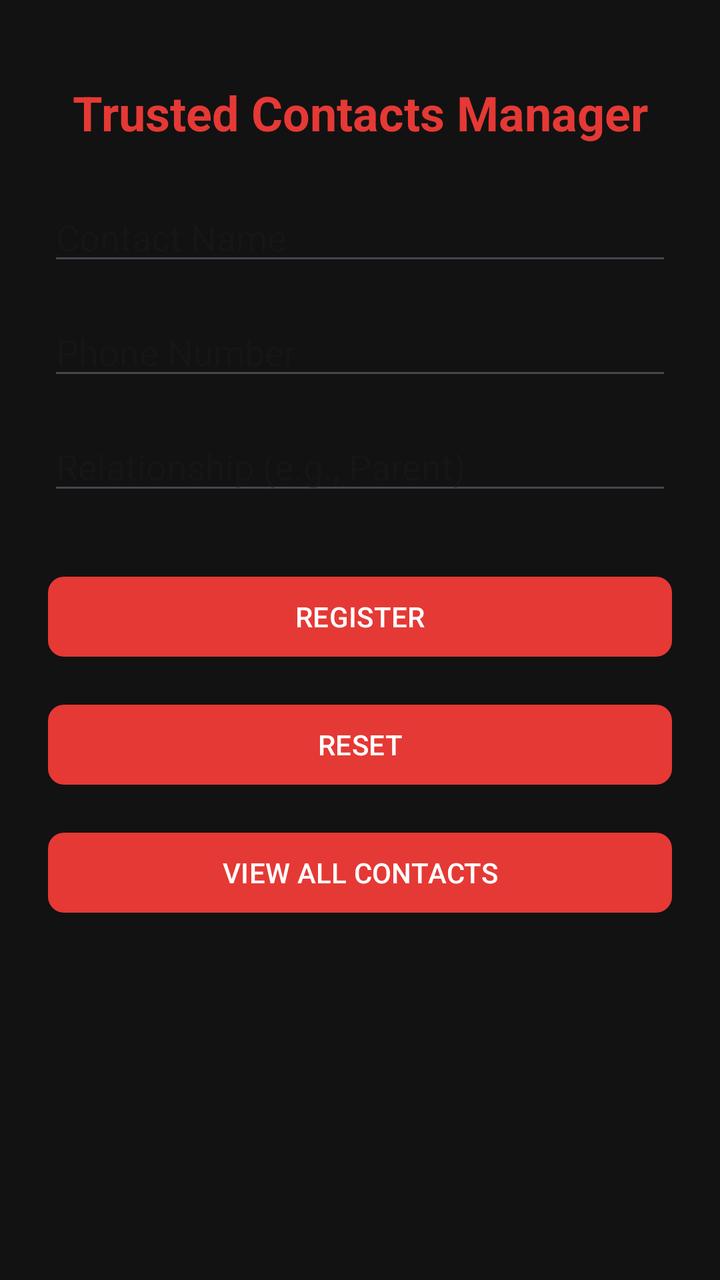
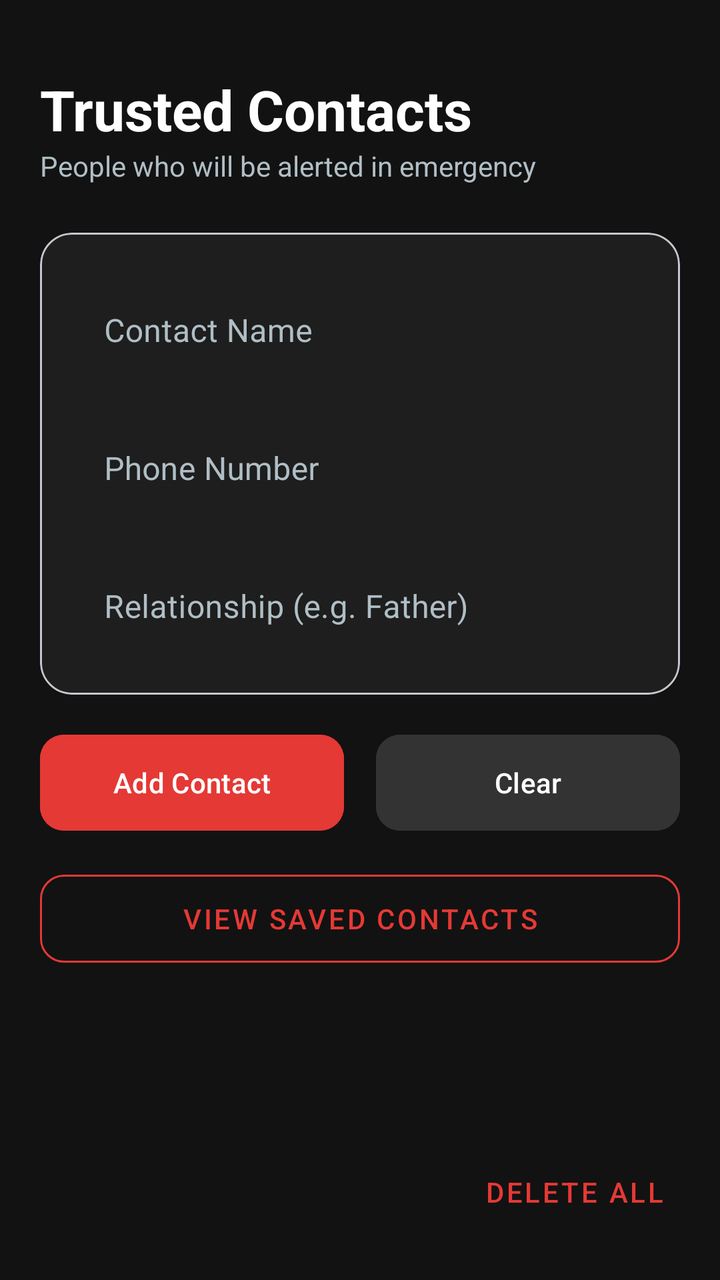

Before-and-after screenshots of an Android layout around one commit, followed by the original layout XML and the change that was made.
<!-- AndroidManifest.xml: application theme Theme.SosApp -->
<!-- res/layout/activity_trusted_contacts.xml -->
<?xml version="1.0" encoding="utf-8"?>
<androidx.constraintlayout.widget.ConstraintLayout xmlns:android="http://schemas.android.com/apk/res/android"
    xmlns:app="http://schemas.android.com/apk/res-auto"
    android:layout_width="match_parent"
    android:layout_height="match_parent"
    android:padding="24dp">

    <TextView
        android:id="@+id/tvContactsTitle"
        android:layout_width="wrap_content"
        android:layout_height="wrap_content"
        android:text="Trusted Contacts Manager"
        android:textSize="24sp"
        android:textStyle="bold"
        android:textColor="@color/primary"
        app:layout_constraintTop_toTopOf="parent"
        app:layout_constraintStart_toStartOf="parent"
        app:layout_constraintEnd_toEndOf="parent"
        android:layout_marginTop="16dp"/>

    <EditText
        android:id="@+id/etContactName"
        android:layout_width="0dp"
        android:layout_height="wrap_content"
        android:hint="Contact Name"
        android:layout_marginTop="24dp"
        app:layout_constraintTop_toBottomOf="@id/tvContactsTitle"
        app:layout_constraintStart_toStartOf="parent"
        app:layout_constraintEnd_toEndOf="parent"/>

    <EditText
        android:id="@+id/etContactPhone"
        android:layout_width="0dp"
        android:layout_height="wrap_content"
        android:hint="Phone Number"
        android:inputType="phone"
        android:layout_marginTop="16dp"
        app:layout_constraintTop_toBottomOf="@id/etContactName"
        app:layout_constraintStart_toStartOf="parent"
        app:layout_constraintEnd_toEndOf="parent"/>

    <EditText
        android:id="@+id/etRelationship"
        android:layout_width="0dp"
        android:layout_height="wrap_content"
        android:hint="Relationship (e.g., Parent)"
        android:layout_marginTop="16dp"
        app:layout_constraintTop_toBottomOf="@id/etContactPhone"
        app:layout_constraintStart_toStartOf="parent"
        app:layout_constraintEnd_toEndOf="parent"/>

    <Button
        android:id="@+id/btnRegister"
        android:layout_width="0dp"
        android:layout_height="wrap_content"
        android:text="REGISTER"
        style="@style/EmergencyButton"
        android:layout_marginTop="32dp"
        app:layout_constraintTop_toBottomOf="@id/etRelationship"
        app:layout_constraintStart_toStartOf="parent"
        app:layout_constraintEnd_toEndOf="parent"/>

    <Button
        android:id="@+id/btnReset"
        android:layout_width="0dp"
        android:layout_height="wrap_content"
        android:text="RESET"
        style="@style/EmergencyButton"
        android:layout_marginTop="16dp"
        app:layout_constraintTop_toBottomOf="@id/btnRegister"
        app:layout_constraintStart_toStartOf="parent"
        app:layout_constraintEnd_toEndOf="parent"/>

    <Button
        android:id="@+id/btnViewAll"
        android:layout_width="0dp"
        android:layout_height="wrap_content"
        android:text="VIEW ALL CONTACTS"
        style="@style/EmergencyButton"
        android:layout_marginTop="16dp"
        app:layout_constraintTop_toBottomOf="@id/btnReset"
        app:layout_constraintStart_toStartOf="parent"
        app:layout_constraintEnd_toEndOf="parent"/>

</androidx.constraintlayout.widget.ConstraintLayout>
<!-- resources referenced by this layout -->
<resources>
  <color name="primary">#E53935</color>
  <style name="EmergencyButton" parent="Widget.Material3.Button">
          <item name="backgroundTint">@color/primary</item>
          <item name="android:textColor">@color/white</item>
          <item name="cornerRadius">8dp</item>
      </style>
  <style name="Theme.SosApp" parent="Base.Theme.SosApp" />
  <color name="white">#FFFFFFFF</color>
  <style name="Base.Theme.SosApp" parent="Theme.Material3.DayNight.NoActionBar">
          <item name="colorPrimary">@color/primary</item>
          <item name="colorPrimaryVariant">@color/primary_dark</item>
          <item name="colorSecondary">@color/accent</item>
          <item name="android:windowBackground">@color/bg_dark</item>
          <item name="android:statusBarColor">@color/primary_dark</item>
      </style>
  <color name="primary_dark">#B71C1C</color>
  <color name="accent">#FFD600</color>
  <color name="bg_dark">#121212</color>
</resources>

<!-- the commit's change to res/layout/activity_trusted_contacts.xml (unified diff, before → after) -->
@@ -3,83 +3,139 @@
     xmlns:app="http://schemas.android.com/apk/res-auto"
     android:layout_width="match_parent"
     android:layout_height="match_parent"
-    android:padding="24dp">
+    android:background="@color/bg_dark"
+    android:padding="20dp">
 
     <TextView
-        android:id="@+id/tvContactsTitle"
+        android:id="@+id/tvContactTitle"
         android:layout_width="wrap_content"
         android:layout_height="wrap_content"
-        android:text="Trusted Contacts Manager"
-        android:textSize="24sp"
+        android:text="Trusted Contacts"
+        android:textSize="28sp"
         android:textStyle="bold"
-        android:textColor="@color/primary"
+        android:textColor="@color/white"
         app:layout_constraintTop_toTopOf="parent"
         app:layout_constraintStart_toStartOf="parent"
-        app:layout_constraintEnd_toEndOf="parent"
         android:layout_marginTop="16dp"/>
 
-    <EditText
-        android:id="@+id/etContactName"
-        android:layout_width="0dp"
+    <TextView
+        android:id="@+id/tvContactSubtitle"
+        android:layout_width="wrap_content"
         android:layout_height="wrap_content"
-        android:hint="Contact Name"
+        android:text="People who will be alerted in emergency"
+        android:textColor="@color/text_secondary"
+        app:layout_constraintTop_toBottomOf="@id/tvContactTitle"
+        app:layout_constraintStart_toStartOf="@id/tvContactTitle"/>
+
+    <com.google.android.material.card.MaterialCardView
+        android:id="@+id/cardInput"
+        android:layout_width="match_parent"
+        android:layout_height="wrap_content"
         android:layout_marginTop="24dp"
-        app:layout_constraintTop_toBottomOf="@id/tvContactsTitle"
-        app:layout_constraintStart_toStartOf="parent"
-        app:layout_constraintEnd_toEndOf="parent"/>
+        app:cardBackgroundColor="@color/surface_dark"
+        app:cardCornerRadius="16dp"
+        app:layout_constraintTop_toBottomOf="@id/tvContactSubtitle">
 
-    <EditText
-        android:id="@+id/etContactPhone"
-        android:layout_width="0dp"
-        android:layout_height="wrap_content"
-        android:hint="Phone Number"
-        android:inputType="phone"
-        android:layout_marginTop="16dp"
-        app:layout_constraintTop_toBottomOf="@id/etContactName"
-        app:layout_constraintStart_toStartOf="parent"
-        app:layout_constraintEnd_toEndOf="parent"/>
+        <LinearLayout
+            android:layout_width="match_parent"
+            android:layout_height="wrap_content"
+            android:orientation="vertical"
+            android:padding="16dp">
 
-    <EditText
-        android:id="@+id/etRelationship"
-        android:layout_width="0dp"
-        android:layout_height="wrap_content"
-        android:hint="Relationship (e.g., Parent)"
-        android:layout_marginTop="16dp"
-        app:layout_constraintTop_toBottomOf="@id/etContactPhone"
-        app:layout_constraintStart_toStartOf="parent"
-        app:layout_constraintEnd_toEndOf="parent"/>
+            <com.google.android.material.textfield.TextInputLayout
+                android:layout_width="match_parent"
+                android:layout_height="wrap_content"
+                android:hint="Contact Name"
+                android:textColorHint="@color/text_secondary"
+                app:hintTextColor="@color/primary"
+                style="@style/Widget.MaterialComponents.TextInputLayout.OutlinedBox">
+                <com.google.android.material.textfield.TextInputEditText
+                    android:id="@+id/etContactName"
+                    android:layout_width="match_parent"
+                    android:layout_height="wrap_content"
+                    android:textColor="@color/white"/>
+            </com.google.android.material.textfield.TextInputLayout>
 
-    <Button
+            <com.google.android.material.textfield.TextInputLayout
+                android:layout_width="match_parent"
+                android:layout_height="wrap_content"
+                android:layout_marginTop="8dp"
+                android:hint="Phone Number"
+                android:textColorHint="@color/text_secondary"
+                app:hintTextColor="@color/primary"
+                style="@style/Widget.MaterialComponents.TextInputLayout.OutlinedBox">
+                <com.google.android.material.textfield.TextInputEditText
+                    android:id="@+id/etContactPhone"
+                    android:layout_width="match_parent"
+                    android:layout_height="wrap_content"
+                    android:inputType="phone"
+                    android:textColor="@color/white"/>
+            </com.google.android.material.textfield.TextInputLayout>
+
+            <com.google.android.material.textfield.TextInputLayout
+                android:layout_width="match_parent"
+                android:layout_height="wrap_content"
+                android:layout_marginTop="8dp"
+                android:hint="Relationship (e.g. Father)"
+                android:textColorHint="@color/text_secondary"
+                app:hintTextColor="@color/primary"
+                style="@style/Widget.MaterialComponents.TextInputLayout.OutlinedBox">
+                <com.google.android.material.textfield.TextInputEditText
+                    android:id="@+id/etRelationship"
+                    android:layout_width="match_parent"
+                    android:layout_height="wrap_content"
+                    android:textColor="@color/white"/>
+            </com.google.android.material.textfield.TextInputLayout>
+
+        </LinearLayout>
+    </com.google.android.material.card.MaterialCardView>
+
+    <com.google.android.material.button.MaterialButton
         android:id="@+id/btnRegister"
         android:layout_width="0dp"
-        android:layout_height="wrap_content"
-        android:text="REGISTER"
-        style="@style/EmergencyButton"
-        android:layout_marginTop="32dp"
-        app:layout_constraintTop_toBottomOf="@id/etRelationship"
+        android:layout_height="56dp"
+        android:layout_marginTop="16dp"
+        android:text="Add Contact"
+        android:backgroundTint="@color/primary"
+        app:cornerRadius="12dp"
+        app:layout_constraintTop_toBottomOf="@id/cardInput"
         app:layout_constraintStart_toStartOf="parent"
-        app:layout_constraintEnd_toEndOf="parent"/>
+        app:layout_constraintEnd_toStartOf="@+id/btnReset"
+        android:layout_marginEnd="8dp"/>
 
-    <Button
+    <com.google.android.material.button.MaterialButton
         android:id="@+id/btnReset"
         android:layout_width="0dp"
+        android:layout_height="56dp"
+        android:text="Clear"
+        android:textColor="@color/white"
+        android:backgroundTint="@color/gray_light"
+        app:cornerRadius="12dp"
+        app:layout_constraintTop_toTopOf="@id/btnRegister"
+        app:layout_constraintStart_toEndOf="@id/btnRegister"
+        app:layout_constraintEnd_toEndOf="parent"
+        android:layout_marginStart="8dp"/>
+
+    <com.google.android.material.button.MaterialButton
+        android:id="@+id/btnViewAll"
+        style="@style/Widget.MaterialComponents.Button.OutlinedButton"
+        android:layout_width="match_parent"
+        android:layout_height="56dp"
+        android:layout_marginTop="12dp"
+        android:text="View Saved Contacts"
+        android:textColor="@color/primary"
+        app:strokeColor="@color/primary"
+        app:cornerRadius="12dp"
+        app:layout_constraintTop_toBottomOf="@id/btnRegister"/>
+
+    <com.google.android.material.button.MaterialButton
+        android:id="@+id/btnDeleteAll"
+        style="@style/Widget.MaterialComponents.Button.TextButton"
+        android:layout_width="wrap_content"
         android:layout_height="wrap_content"
-        android:text="RESET"
-        style="@style/EmergencyButton"
-        android:layout_marginTop="16dp"
-        app:layout_constraintTop_toBottomOf="@id/btnRegister"
-        app:layout_constraintStart_toStartOf="parent"
-        app:layout_constraintEnd_toEndOf="parent"/>
-
-    <Button
-        android:id="@+id/btnViewAll"
-        android:layout_width="0dp"
-        android:layout_height="wrap_content"
-        android:text="VIEW ALL CONTACTS"
-        style="@style/EmergencyButton"
-        android:layout_marginTop="16dp"
-        app:layout_constraintTop_toBottomOf="@id/btnReset"
-        app:layout_constraintStart_toStartOf="parent"
+        android:text="Delete All"
+        android:textColor="@color/primary"
+        app:layout_constraintBottom_toBottomOf="parent"
         app:layout_constraintEnd_toEndOf="parent"/>
 
 </androidx.constraintlayout.widget.ConstraintLayout>
<!-- resource entries referenced after the edit -->
@@ -1,11 +1,8 @@
 <!-- resources referenced by this layout -->
 <resources>
   <color name="primary">#E53935</color>
-  <style name="EmergencyButton" parent="Widget.Material3.Button">
-          <item name="backgroundTint">@color/primary</item>
-          <item name="android:textColor">@color/white</item>
-          <item name="cornerRadius">8dp</item>
-      </style>
+  <color name="surface_dark">#1E1E1E</color>
+  <color name="text_secondary">#B0BEC5</color>
   <style name="Theme.SosApp" parent="Base.Theme.SosApp" />
   <color name="white">#FFFFFFFF</color>
   <style name="Base.Theme.SosApp" parent="Theme.Material3.DayNight.NoActionBar">
@@ -18,5 +15,6 @@
   <color name="primary_dark">#B71C1C</color>
   <color name="accent">#FFD600</color>
   <color name="bg_dark">#121212</color>
+  <color name="gray_light">#333333</color>
 </resources>
 
